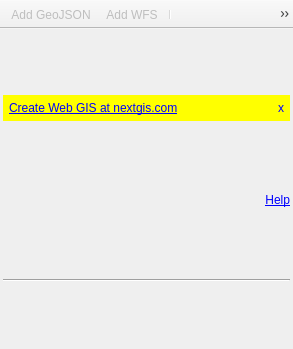
nextgis/nextgis_connect, file src/tree_panel_base.ui: the form before one commit.
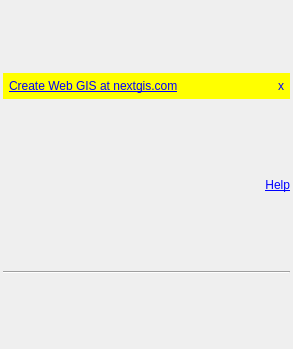
The form after the commit. Icons and pictures are not drawn.

Commit message: Made a fixed toolbar size

Patch:
```diff
--- a/src/tree_panel_base.ui
+++ b/src/tree_panel_base.ui
@@ -129,33 +129,6 @@
     </item>
    </layout>
   </widget>
-  <widget class="QToolBar" name="mainToolBar">
-   <property name="enabled">
-    <bool>true</bool>
-   </property>
-   <property name="windowTitle">
-    <string>toolBar</string>
-   </property>
-   <property name="movable">
-    <bool>false</bool>
-   </property>
-   <attribute name="toolBarArea">
-    <enum>TopToolBarArea</enum>
-   </attribute>
-   <attribute name="toolBarBreak">
-    <bool>false</bool>
-   </attribute>
-   <addaction name="actionAddAsGeoJSON"/>
-   <addaction name="actionAddWFS"/>
-   <addaction name="separator"/>
-   <addaction name="actionOpenMapInBrowser"/>
-   <addaction name="separator"/>
-   <addaction name="actionCreateNewGroup"/>
-   <addaction name="actionImportQGISProject"/>
-   <addaction name="separator"/>
-   <addaction name="actionRefresh"/>
-   <addaction name="actionSettings"/>
-  </widget>
   <action name="actionAddAsGeoJSON">
    <property name="enabled">
     <bool>false</bool>
```
The commit also changes 3 other files.
